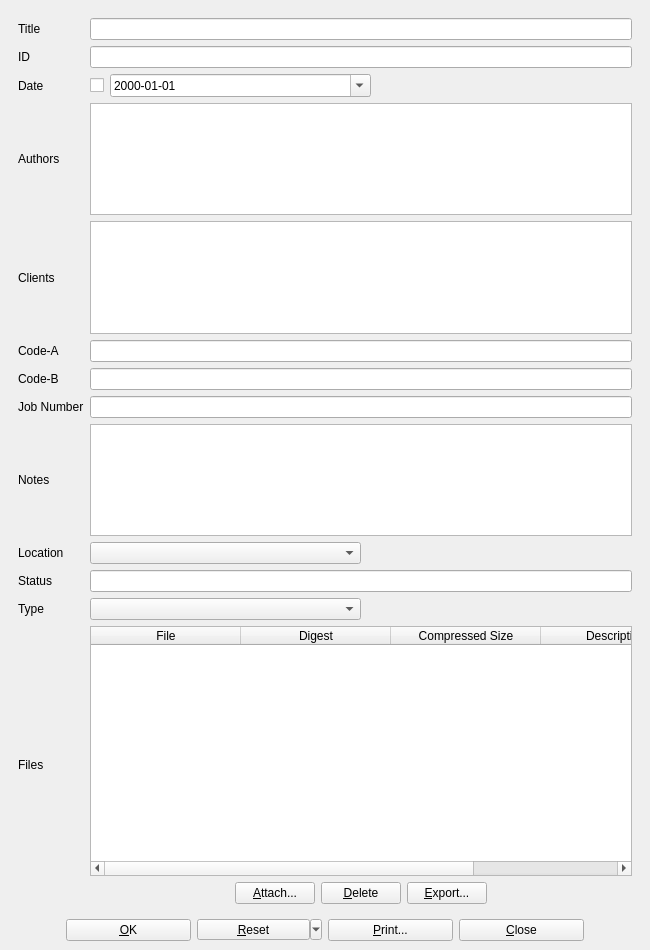
First picture: the form in UI/biblioteq_greyliteratureinfo.ui, repository textbrowser/biblioteq, before the edit.
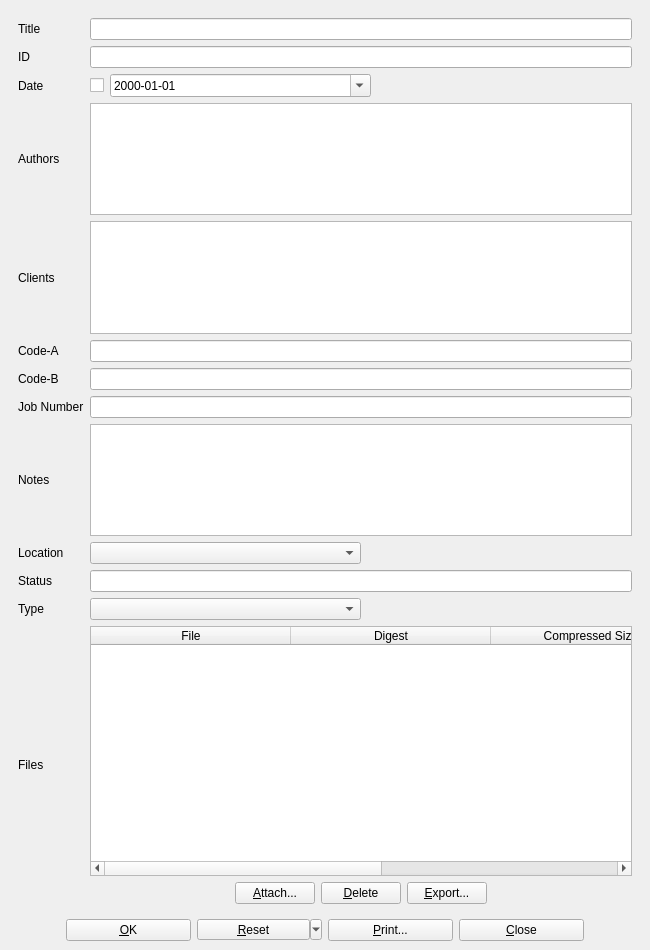
Second picture: the form after the edit. Icons and pictures are not drawn. Custom widgets are drawn as their Qt base class.

Commit message: Column widths.

```diff
--- a/UI/biblioteq_greyliteratureinfo.ui
+++ b/UI/biblioteq_greyliteratureinfo.ui
@@ -32,8 +32,8 @@
         <rect>
          <x>0</x>
          <y>0</y>
-         <width>616</width>
-         <height>920</height>
+         <width>617</width>
+         <height>933</height>
         </rect>
        </property>
        <layout class="QGridLayout" name="gridLayout">
@@ -324,11 +324,11 @@
             <property name="sortingEnabled">
              <bool>true</bool>
             </property>
-            <attribute name="horizontalHeaderDefaultSectionSize">
-             <number>150</number>
-            </attribute>
             <attribute name="horizontalHeaderMinimumSectionSize">
-             <number>150</number>
+             <number>200</number>
+            </attribute>
+            <attribute name="horizontalHeaderDefaultSectionSize">
+             <number>200</number>
             </attribute>
             <attribute name="horizontalHeaderShowSortIndicator" stdset="0">
              <bool>true</bool>
```
The commit also changes 12 other files.
